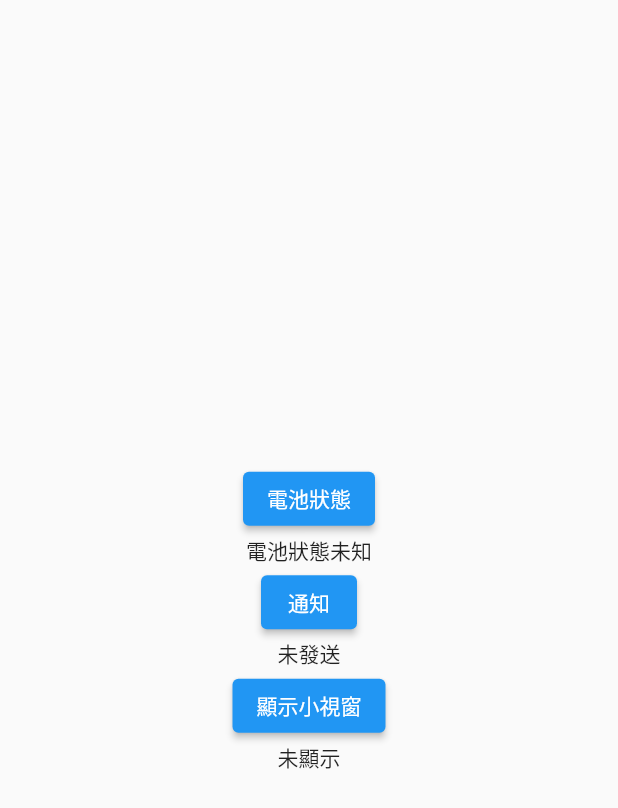
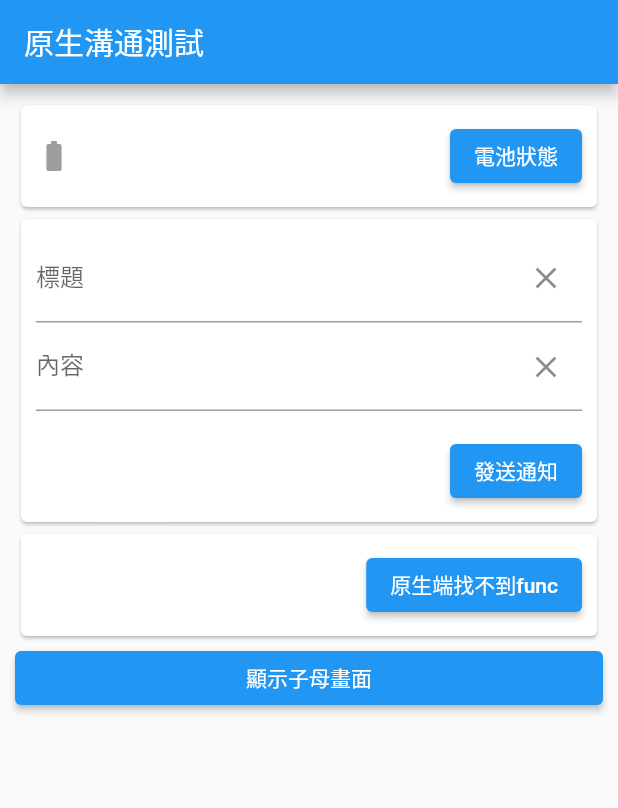
Before and after one commit to yenyen0318/flutter_native, a Flutter app: the screen it shows after launch, on a phone screen of 412 x 824 dp. Shown: the top 808 px of the screen. Run offline on Flutter 3.47's test engine with Material 2 defaults, Android fonts, the phone set to English and light mode, and no system bars.

Commit message:
change display style

```diff
--- a/lib/main.dart
+++ b/lib/main.dart
@@ -30,19 +30,21 @@ class MyHomePage extends StatefulWidget {
 
 class _MyHomePageState extends State<MyHomePage> {
   static const platform = MethodChannel('yen.flutter.dev/kotlin');
-  final bool isPipMode = true;
+  final TextEditingController _notficationTitle = TextEditingController();
+  final TextEditingController _notficationDetail = TextEditingController();
 
-  String _batteryLevel = '電池狀態未知';
-  String _notificationInfo = '未發送';
-  String _isNativeView = '未顯示';
+  String _batteryLevel = '';
+  String _notificationInfo = '';
+  String _isNativeView = '';
+  String _exceptionInfo = '';
 
   Future<void> _getBatteryLevel() async {
     String batteryLevel;
     try {
       final int result = await platform.invokeMethod('getBatteryLevel');
-      batteryLevel = 'Battery level at $result % .';
-    } on PlatformException catch (e) {
-      batteryLevel = "Failed to get battery level: '${e.message}'.";
+      batteryLevel = '$result %';
+    } catch (e) {
+      batteryLevel = "Failed to get battery level: '$e'.";
     }
 
     setState(() {
@@ -53,9 +55,11 @@ class _MyHomePageState extends State<MyHomePage> {
   Future<void> _getNotfication() async {
     String notificationInfo;
     try {
-      notificationInfo = await platform.invokeMethod('getNotfication',{'title':'測試', 'detail':'發送通知發送通知'});
-    } on PlatformException catch (e) {
-      notificationInfo = "Failed to get notfication: '${e.message}'.";
+      FocusScope.of(context).requestFocus(FocusNode()); //remove focus
+      notificationInfo = await platform.invokeMethod('getNotfication',
+          {'title': _notficationTitle.text, 'detail': _notficationDetail.text});
+    } catch (e) {
+      notificationInfo = "Failed to get notfication: '$e'.";
     }
 
     setState(() {
@@ -67,8 +71,8 @@ class _MyHomePageState extends State<MyHomePage> {
     String isNativeView;
     try {
       isNativeView = await platform.invokeMethod('showNativeView');
-    } on PlatformException catch (e) {
-      isNativeView = "Failed to showNativeView: '${e.message}'.";
+    } catch (e) {
+      isNativeView = "Failed to showNativeView: '$e'.";
     }
 
     setState(() {
@@ -76,29 +80,111 @@ class _MyHomePageState extends State<MyHomePage> {
     });
   }
 
+  Future<void> _getException() async {
+    String exceptionInfo;
+    try {
+      exceptionInfo = await platform.invokeMethod('getException');
+    } on PlatformException catch (e) {
+      exceptionInfo = "Failed PlatformException: '${e.message}'.";
+    } catch (e) {
+      exceptionInfo = "Failed Exception: '$e'.";
+    }
+
+    setState(() {
+      _exceptionInfo = exceptionInfo;
+    });
+  }
+
   @override
   Widget build(BuildContext context) {
     return Material(
-      child: Center(
-        child: SingleChildScrollView(
-          child: Column(
-            mainAxisAlignment: MainAxisAlignment.spaceEvenly,
+      child: Scaffold(
+        appBar: AppBar(title: const Text('原生溝通測試')),
+        body: Center(
+          child: ListView(
+            padding: EdgeInsets.all(10),
             children: [
-              ElevatedButton(
-                onPressed: _getBatteryLevel,
-                child: const Text('電池狀態'),
+              Card(
+                child: Padding(
+                  padding: EdgeInsets.all(10),
+                  child: Row(
+                      mainAxisAlignment: MainAxisAlignment.spaceBetween,
+                      children: [
+                        Row(
+                          children: [
+                          Icon(
+                            Icons.battery_full,
+                            color: Colors.grey,
+                          ),
+                          Text(_batteryLevel),
+                        ]),
+
+                        ElevatedButton(
+                          onPressed: _getBatteryLevel,
+                          child: const Text('電池狀態'),
+                        ),
+                      ]),
+                ),
               ),
-              Text(_batteryLevel),
-              ElevatedButton(
-                onPressed: _getNotfication,
-                child: const Text('通知'),
+              Card(
+                child: Padding(
+                  padding: EdgeInsets.all(10),
+                  child: Column(
+                      crossAxisAlignment: CrossAxisAlignment.end,
+                      children: [
+                        TextField(
+                          decoration: InputDecoration(
+                            label: Text("標題"),
+                            suffixIcon: IconButton(
+                              onPressed: _notficationTitle.clear,
+                              icon: Icon(Icons.clear),
+                            ),
+                          ),
+                          controller: _notficationTitle,
+                        ),
+                        SizedBox(
+                          width: 30,
+                        ),
+                        TextField(
+                          decoration: InputDecoration(
+                            label: Text("內容"),
+                            suffixIcon: IconButton(
+                              onPressed: _notficationDetail.clear,
+                              icon: Icon(
+                                Icons.clear,
+                              ),
+                            ),
+                          ),
+                          controller: _notficationDetail,
+                        ),
+                        Text(_notificationInfo),
+                        ElevatedButton(
+                          onPressed: _getNotfication,
+                          child: const Text('發送通知'),
+                        ),
+                      ]),
+                ),
               ),
-              Text(_notificationInfo),
+              Card(
+                child: Padding(
+                  padding: const EdgeInsets.all(10.0),
+                  child: Row(
+                      mainAxisAlignment: MainAxisAlignment.spaceBetween,
+                      crossAxisAlignment: CrossAxisAlignment.center,
+                      children: [
+                        Flexible(child: Text(_exceptionInfo)),
+                        ElevatedButton(
+                          onPressed: _getException,
+                          child: const Text('原生端找不到func'),
+                        ),
+                      ]),
+                ),
+              ),
               ElevatedButton(
                 onPressed: _showNativeView,
-                child: const Text('顯示小視窗'),
+                child: const Text('顯示子母畫面'),
               ),
-              Text(_isNativeView)
+              Text(_isNativeView),
             ],
           ),
         ),
```
